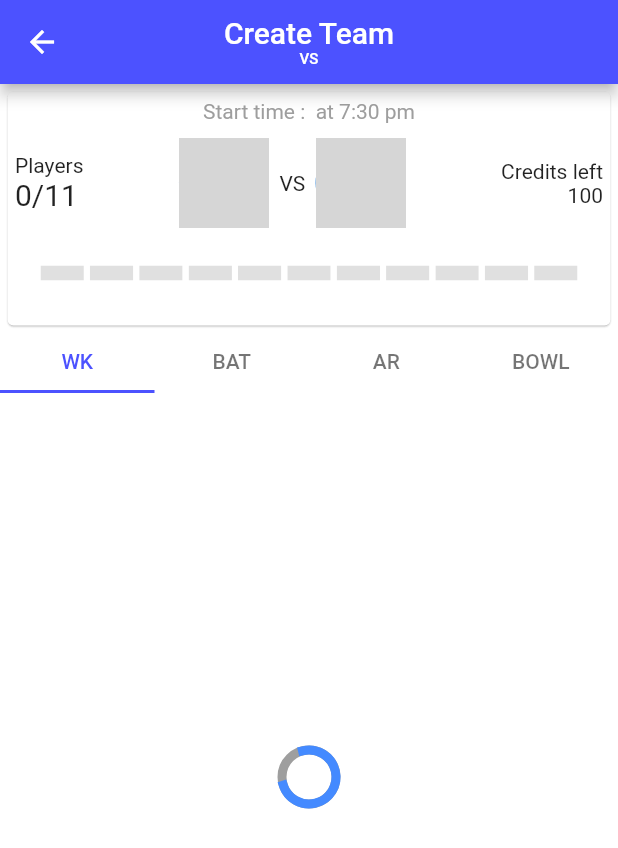
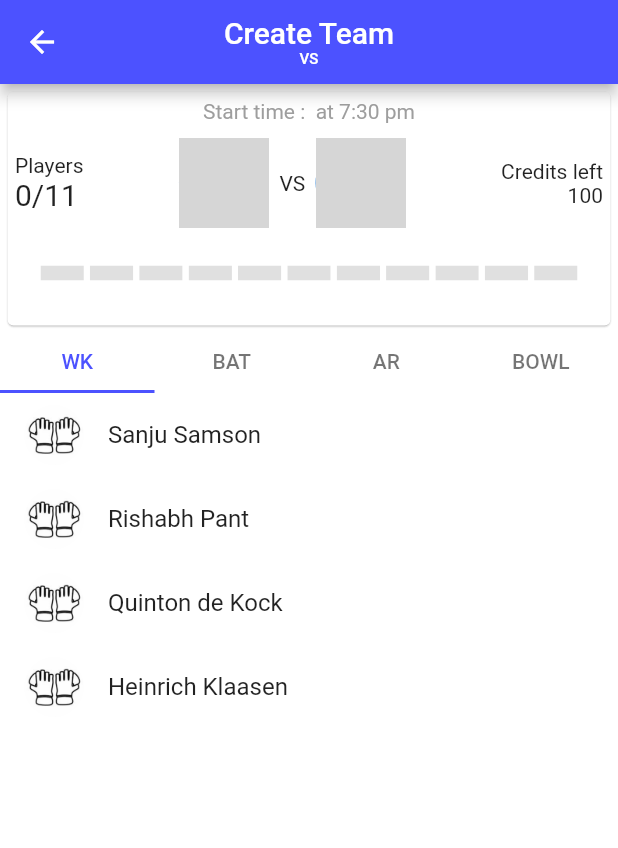
Before and after one commit to maniotrix/fire_demo, a Flutter app: the Create_team screen opened directly with empty values, on a phone screen of 412 x 824 dp. Shown: the top 848 px of the screen. Run offline on Flutter 3.47's test engine with Material 2 defaults, Android fonts, the phone set to English and light mode, and no system bars; drawn by our look-alikes of step_progress_indicator; our stand-ins replace cloud_firestore, firebase_auth, firebase_core, fluttertoast, font_awesome_flutter, google_fonts and 2 more; missing offline and left inert: dart:ffi; accounts and stored records are empty; grey boxes are pictures that could not be loaded.

Commit message:
first basic data

```diff
--- a/lib/data/data.dart
+++ b/lib/data/data.dart
@@ -1,7 +1,52 @@
 class Match_data {
-  get_players_list(String match_id) {}
+  get_players_list(String match_id) {
+    final Map players = {
+      'batsmen': [
+        "Shubman Gill",
+        "Ishan Kishan",
+        "Deepak Hooda",
+        "Suryakumar Yadav",
+        "Shreyas Iyer",
+        "Reeza Hendricks",
+        "David Miller",
+        "Aiden Markram",
+        "Rillee Rossouw",
+        "Temba Bavuma",
+      ],
+      'bowlers': [
+        "Washington Sundar",
+        "Yuzvendra Chahal",
+        "Kuldeep Yadav",
+        "Arshdeep Singh",
+        "Kagiso Rabada",
+        "Anrich Nortje",
+        "Tabraiz Shamsi",
+        "Lungi Ngidi"
+      ],
+      'wicketkeepers': [
+        "Sanju Samson",
+        "Rishabh Pant",
+        "Quinton de Kock",
+        "Heinrich Klaasen"
+      ],
+      'allrounders': ["Ravindra Jadeja", "Hardik Pandya", "Wayne Parnell"],
+    };
 
-  get_home_page_data(String string) {}
+    return players;
+  }
+
+  List<String> get_home_page_data(String string) {
+    final List<String> data = [];
+    data.addAll([
+      "india",
+      "sa",
+      "PENDING",
+      "21-11-2022",
+      "night",
+      "South Africa Tour of India"
+    ]);
+    return data;
+  }
 
   get_fantasy_points(String match_id) {}
 }
--- a/lib/screen/create_team/create_team.dart
+++ b/lib/screen/create_team/create_team.dart
@@ -67,7 +67,7 @@ class _Create_teamState extends State<Create_team>
   late List<String> wicketkeepers = [];
 
   Future get_players() async {
-    final players_list = await match.get_players_list(widget.match_id);
+    final players_list = match.get_players_list(widget.match_id);
     batsmen = players_list['batsmen'];
     bowlers = players_list['bowlers'];
     wicketkeepers = players_list['wicketkeepers'];
```
